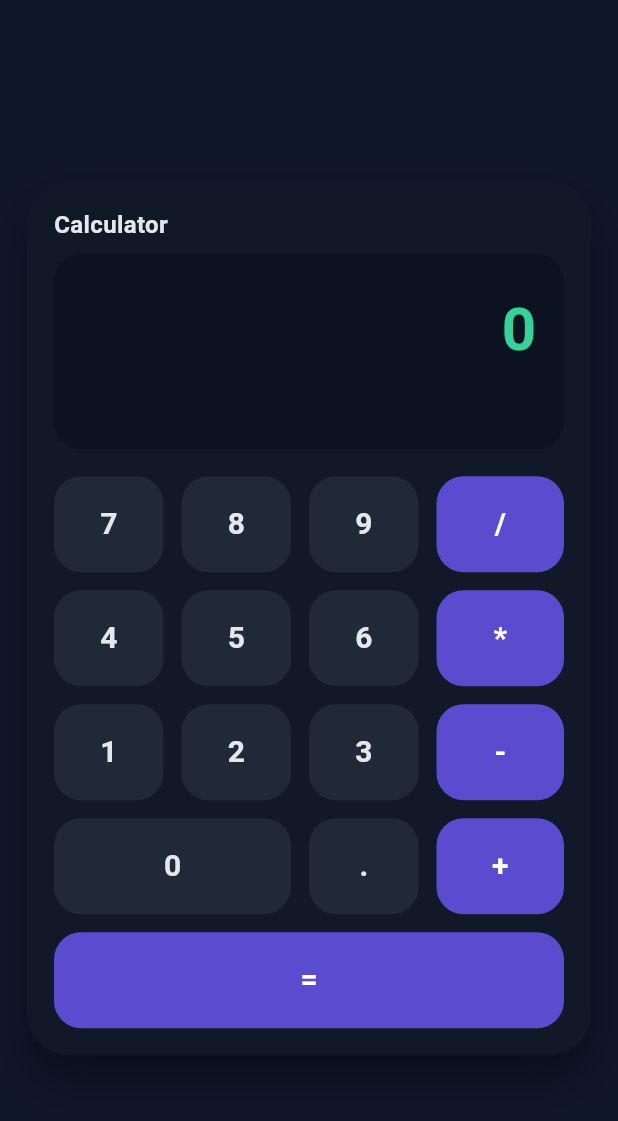
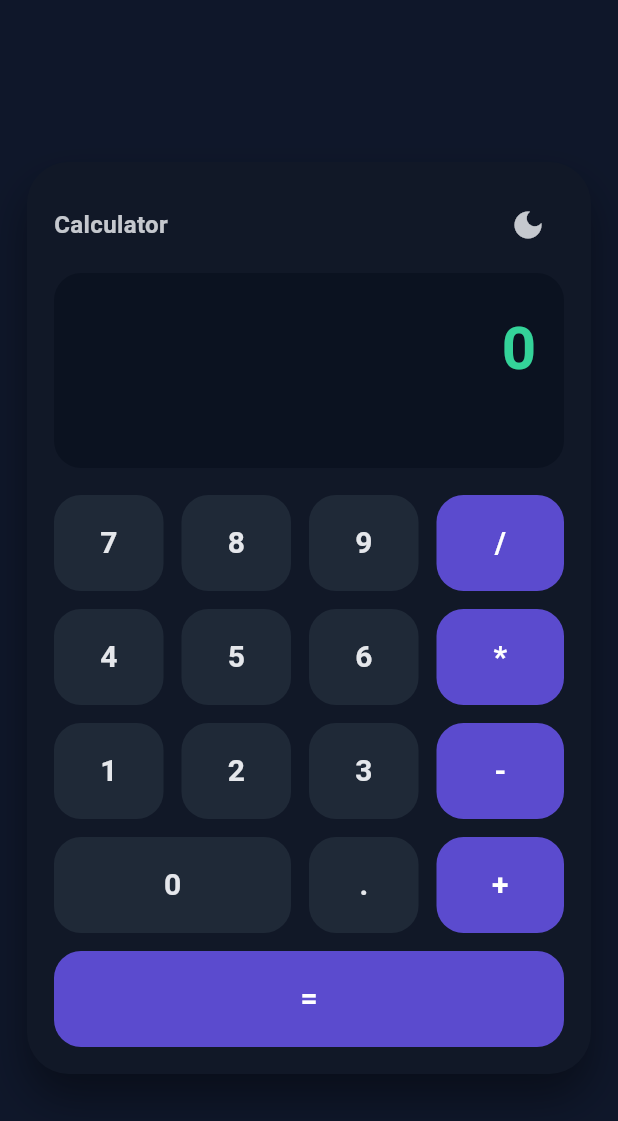
Before and after one commit to Phyvlik/calculator_app_hw_01, a Flutter app: the screen it shows after launch, on a phone screen of 412 x 824 dp. Shown: the top 1121 px of the screen. Run offline on Flutter 3.47's test engine with Material 3 defaults, Android fonts, the light colour scheme and no system bars.

Commit message:
Part II feature #1: theme toggle (light / dark)
Add isDarkMode state and toggleTheme() with a sun/moon icon button in the
header. All colors are now derived from the theme flag using conditional
expressions, switching between the dark and light color schemes.

```diff
--- a/lib/main.dart
+++ b/lib/main.dart
@@ -3,10 +3,7 @@ import 'package:flutter/material.dart';
 void main() => runApp(const CalculatorApp());
 
 /// Part I: Core calculator
-/// - Number buttons 0-9
-/// - Arithmetic operators: +, -, *, /
-/// - Display area showing current input and result
-/// - Two operands + one operator calculation
+/// Part II Feature #1: Theme Toggle (light / dark)
 class CalculatorApp extends StatelessWidget {
   const CalculatorApp({super.key});
 
@@ -29,6 +26,18 @@ class CalculatorScreen extends StatefulWidget {
 }
 
 class _CalculatorScreenState extends State<CalculatorScreen> {
+  // =========================
+  // Feature #1: Theme Toggle
+  // =========================
+  bool isDarkMode = true; // Start in dark mode
+
+  /// Toggle between light and dark color scheme
+  void toggleTheme() {
+    setState(() {
+      isDarkMode = !isDarkMode;
+    });
+  }
+
   // =========================
   // Calculator state
   // =========================
@@ -146,14 +155,21 @@ class _CalculatorScreenState extends State<CalculatorScreen> {
   // =========================
   @override
   Widget build(BuildContext context) {
-    // Fixed dark color scheme for Part I
-    const background = Color(0xFF0F172A);
-    const panel = Color(0xFF111827);
-    const displayBg = Color(0xFF0B1220);
-    const numberBtn = Color(0xFF1F2937);
-    const operatorBtn = Color(0xFF5B4BCE);
-    const textColor = Color(0xFFE5E7EB);
-    const displayColor = Color(0xFF34D399);
+    // Feature #1: Two color schemes — switch based on isDarkMode
+    final background =
+        isDarkMode ? const Color(0xFF0F172A) : const Color(0xFFF1F5F9);
+    final panel =
+        isDarkMode ? const Color(0xFF111827) : Colors.white;
+    final displayBg =
+        isDarkMode ? const Color(0xFF0B1220) : const Color(0xFFE2E8F0);
+    final numberBtn =
+        isDarkMode ? const Color(0xFF1F2937) : const Color(0xFFE5E7EB);
+    final operatorBtn =
+        isDarkMode ? const Color(0xFF5B4BCE) : const Color(0xFF2563EB);
+    final textColor =
+        isDarkMode ? const Color(0xFFE5E7EB) : const Color(0xFF0F172A);
+    final displayColor =
+        isDarkMode ? const Color(0xFF34D399) : const Color(0xFF16A34A);
 
     return Scaffold(
       backgroundColor: background,
@@ -179,16 +195,26 @@ class _CalculatorScreenState extends State<CalculatorScreen> {
                 child: Column(
                   mainAxisSize: MainAxisSize.min,
                   children: [
-                    // Header
-                    const Row(
+                    // Header row: title + theme toggle button (Feature #1)
+                    Row(
                       children: [
                         Text(
                           'Calculator',
                           style: TextStyle(
-                            color: textColor,
+                            color: textColor.withValues(alpha: 0.85),
                             fontWeight: FontWeight.w700,
                             fontSize: 16,
                           ),
+                        ),
+                        const Spacer(),
+                        // Sun/moon icon toggles the theme
+                        IconButton(
+                          onPressed: toggleTheme,
+                          icon: Icon(
+                            isDarkMode ? Icons.dark_mode : Icons.light_mode,
+                          ),
+                          color: textColor.withValues(alpha: 0.85),
+                          tooltip: 'Toggle theme',
                         ),
                       ],
                     ),
@@ -210,7 +236,7 @@ class _CalculatorScreenState extends State<CalculatorScreen> {
                             displayText,
                             maxLines: 1,
                             overflow: TextOverflow.ellipsis,
-                            style: const TextStyle(
+                            style: TextStyle(
                               fontSize: 40,
                               fontWeight: FontWeight.w700,
                               color: displayColor,
@@ -218,15 +244,14 @@ class _CalculatorScreenState extends State<CalculatorScreen> {
                             ),
                           ),
                           const SizedBox(height: 8),
-                          // Show pending operator as hint
                           Text(
                             selectedOperator != null
                                 ? 'Op: $selectedOperator'
                                 : '',
                             maxLines: 1,
-                            style: const TextStyle(
+                            style: TextStyle(
                               fontSize: 14,
-                              color: Colors.white54,
+                              color: textColor.withValues(alpha: 0.7),
                             ),
                           ),
                         ],
```
